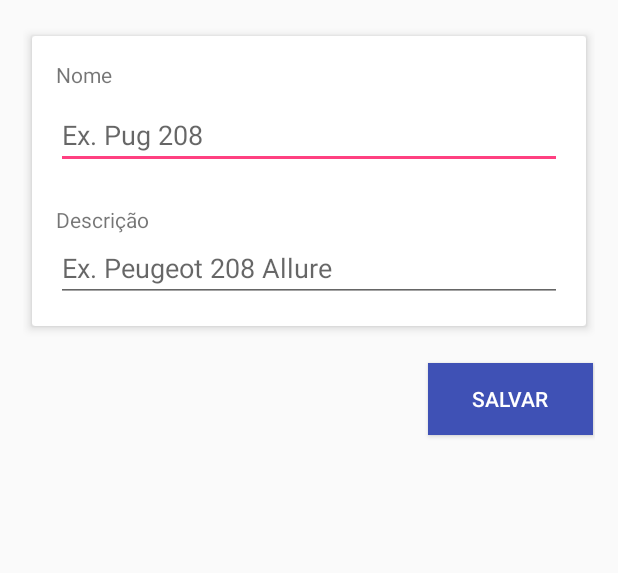
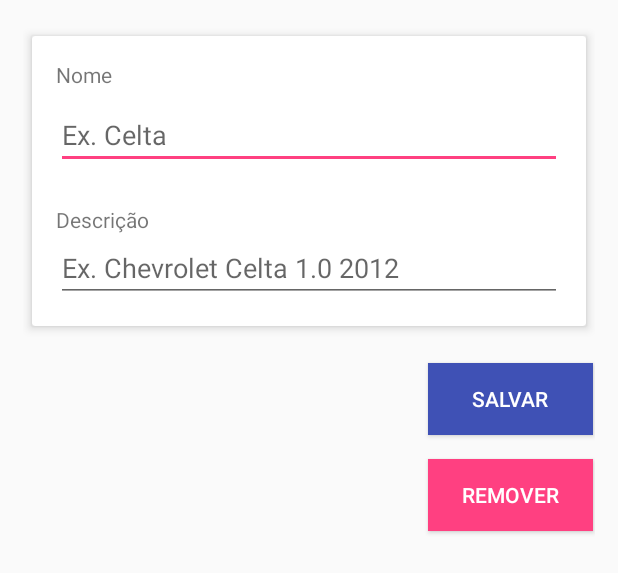
Before and after one commit to mivad/mobile-development-app, an Android app: the layout activity_veiculo.xml on its own in the app's theme, with its tools: preview values and no code run, on a phone screen of 412 x 824 dp. Shown: the top 573 px of the screen. Run offline under Robolectric (Android 15) with nearby library versions, the phone set to English and light mode, and no system bars.

Commit message:
Atualizar e botão de remover

```diff
--- a/app/src/main/res/layout/activity_veiculo.xml
+++ b/app/src/main/res/layout/activity_veiculo.xml
@@ -49,7 +49,7 @@
                     android:inputType="text"
                     android:layout_below="@+id/lblNome"
                     android:layout_marginBottom="8dp"
-                    android:hint="Ex. Pug 208"
+                    android:hint="Ex. Celta"
                     />
 
 
@@ -69,7 +69,7 @@
                 android:layout_height="wrap_content"
                 android:inputType="text"
                 android:layout_below="@+id/lblDescricao"
-                android:hint="Ex. Peugeot 208 Allure"
+                android:hint="Ex. Chevrolet Celta 1.0 2012"
                 />
 
         </RelativeLayout>
@@ -87,4 +87,15 @@
         android:background="@color/colorPrimary"
         android:text="Salvar" />
 
+    <Button
+        android:id="@+id/btnRemover"
+        android:layout_marginTop="16dp"
+        android:layout_width="110dp"
+        android:layout_height="wrap_content"
+        android:layout_marginRight="@dimen/cardview_compat_inset_shadow"
+        android:layout_gravity="right"
+        android:textColor="#FFFFFF"
+        android:background="@color/colorAccent"
+        android:text="Remover" />
+
 </LinearLayout>
```
Also changed, not shown: app/src/main/java/com/imd/abastecimentosapp/BaseActivity.java (+24 -0 lines), app/src/main/java/com/imd/abastecimentosapp/VeiculoActivity.java (+67 -5 lines), app/src/main/java/com/imd/abastecimentosapp/dao/AppDatabase.java (+37 -0 lines).
